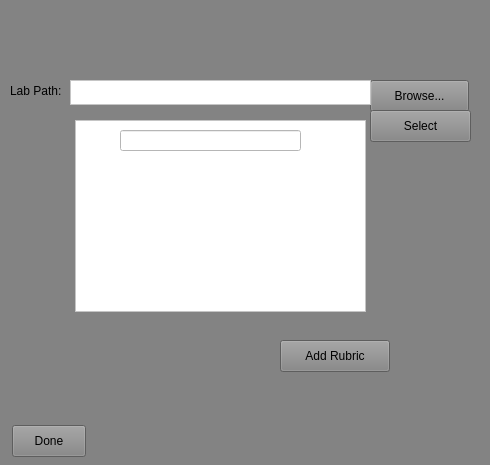
Before: the Qt Designer form repo_project/addlabsGUI/addlabsgui.ui in tokorealand/CS205, drawn with Qt 5.
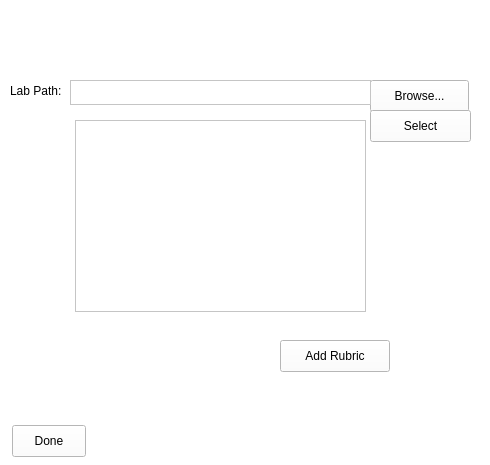
After: the same form once the commit is applied.

The edit to the form file:
```diff
--- a/repo_project/addlabsGUI/addlabsgui.ui
+++ b/repo_project/addlabsGUI/addlabsgui.ui
@@ -14,7 +14,7 @@
    <string>AddLabsGUI</string>
   </property>
   <property name="styleSheet">
-   <string notr="true">background-color: rgb(131, 131, 131);</string>
+   <string notr="true">background-color: rgb(255, 255, 255);</string>
   </property>
   <widget class="QPushButton" name="addRubricButton">
    <property name="geometry">
@@ -111,6 +111,9 @@
    <property name="text">
     <string>Select</string>
    </property>
+   <property name="autoDefault">
+    <bool>false</bool>
+   </property>
   </widget>
   <widget class="QLabel" name="labPathLabel">
    <property name="geometry">
@@ -131,19 +134,6 @@
     <string>Lab Path:</string>
    </property>
   </widget>
-  <widget class="QLineEdit" name="browsePath">
-   <property name="geometry">
-    <rect>
-     <x>120</x>
-     <y>130</y>
-     <width>181</width>
-     <height>21</height>
-    </rect>
-   </property>
-   <property name="styleSheet">
-    <string notr="true">background-color: rgb(255, 255, 255);</string>
-   </property>
-  </widget>
  </widget>
  <layoutdefault spacing="6" margin="11"/>
  <resources/>
```
